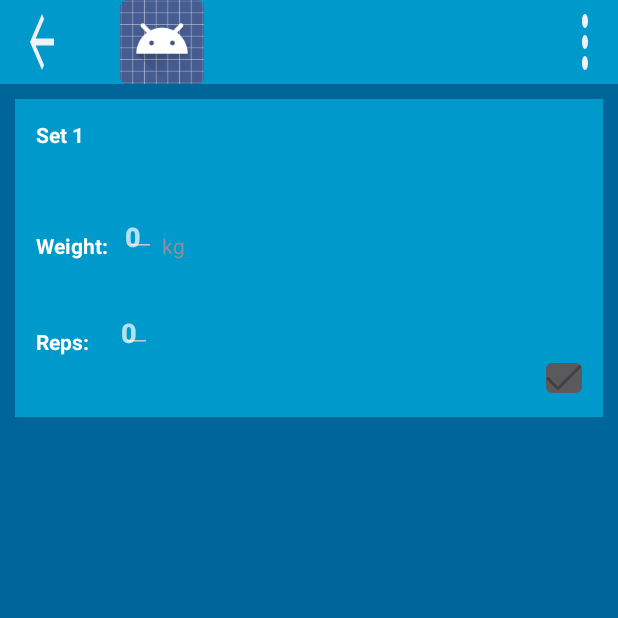
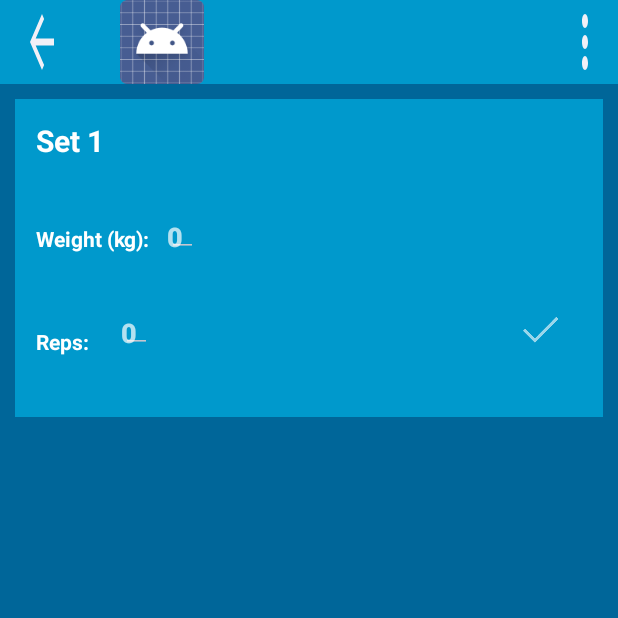
Before and after one commit to gavlaaaaaaaa/Gymify-for-Android, an Android app: the SetActivity screen opened directly, with no data from a screen before it, on a phone screen of 412 x 824 dp, the top half of it. Run offline under Robolectric (Android 15) with nearby library versions, the phone set to English and light mode, and no system bars; 5 statements that could not run were skipped.

Commit message:
Visual changes to theme and layout to all Activities

```diff
--- a/gymify/src/main/java/com/gav/gymify/ExerciseActivity.java
+++ b/gymify/src/main/java/com/gav/gymify/ExerciseActivity.java
@@ -79,7 +79,7 @@ public class ExerciseActivity extends Activity {
 		case R.id.action_settings:
 			return true;
 		case R.id.action_add_exercise:
-			displayAddExerciseDialog();
+			displayAddExerciseDialog(null);
 			return true;
 		case R.id.action_delete:
 			return true;
@@ -105,7 +105,8 @@ public class ExerciseActivity extends Activity {
 		}
 	}
 
-	public void displayAddExerciseDialog(){
+	//need view parameter to allow onclick for FAB (add button)
+	public void displayAddExerciseDialog(View view){
 		// set up layout
 		LayoutInflater inflater = (LayoutInflater) getSystemService(LAYOUT_INFLATER_SERVICE);
 		View layout = inflater.inflate(R.layout.add_exercise_dialog, (ViewGroup) findViewById(R.id.layout_root));
--- a/gymify/src/main/java/com/gav/gymify/MultiSelectListener.java
+++ b/gymify/src/main/java/com/gav/gymify/MultiSelectListener.java
@@ -2,9 +2,12 @@ package com.gav.gymify;
 
 import com.gav.gymify.adapter.ListViewAdapter;
 
+import android.graphics.Color;
 import android.view.ActionMode;
 import android.view.Menu;
 import android.view.MenuItem;
+import android.view.View;
+import android.view.ViewGroup;
 import android.widget.AbsListView.MultiChoiceModeListener;
 import android.widget.ListView;
 
@@ -28,6 +31,7 @@ public abstract class MultiSelectListener implements MultiChoiceModeListener {
 	@Override
 	public void onDestroyActionMode(ActionMode mode) {
 		adapter.removeSelection();
+		adapter.notifyDataSetChanged();
 	}
 
 	@Override
--- a/gymify/src/main/java/com/gav/gymify/SetActivity.java
+++ b/gymify/src/main/java/com/gav/gymify/SetActivity.java
@@ -145,7 +145,7 @@ public class SetActivity extends Activity {
 	// play sound on finish of timer and vibrate.
 	public void startTimer(final int curr_set_no, final int max_set_no){
 		this.closeKeyboard();
-		/*LayoutInflater inflater = (LayoutInflater) getSystemService(LAYOUT_INFLATER_SERVICE);
+		LayoutInflater inflater = (LayoutInflater) getSystemService(LAYOUT_INFLATER_SERVICE);
 		View layout = inflater.inflate(R.layout.next_exercise_alert, (ViewGroup) findViewById(R.id.layout_root));
 		TextView tv = (TextView) layout.findViewById(R.id.next_exercise);
 
@@ -221,7 +221,7 @@ public class SetActivity extends Activity {
 
 		    }
 		}.start();
-		*/
+
 	}
 
 	//called to notify that all sets have been finished so returns that the activity has successfully finished to the ExerciseActivity.
--- a/gymify/src/main/java/com/gav/gymify/adapter/CardAdapter.java
+++ b/gymify/src/main/java/com/gav/gymify/adapter/CardAdapter.java
@@ -5,6 +5,8 @@ import java.util.List;
 
 import android.content.Context;
 import android.graphics.Color;
+import android.text.Editable;
+import android.text.TextWatcher;
 import android.text.format.Time;
 import android.view.LayoutInflater;
 import android.view.View;
@@ -45,6 +47,8 @@ public class CardAdapter extends ListViewAdapter<Set>{
 
 	private class ViewHolder{
 		TextView setNumber;
+		TextView weight_lbl;
+		TextView reps_lbl;
 		EditText weight;
 		EditText reps;
 		ImageButton confirm;
@@ -60,9 +64,12 @@ public class CardAdapter extends ListViewAdapter<Set>{
 
             // Locate the TextViews in listview_item.xml
             holder.setNumber = (TextView) view.findViewById(R.id.set_number);
+			holder.weight_lbl = (TextView) view.findViewById(id.weight_lbl);
             holder.weight = (EditText) view.findViewById(R.id.weight);
+			holder.reps_lbl = (TextView) view.findViewById(id.reps_lbl);
             holder.reps = (EditText) view.findViewById(R.id.reps);
             holder.confirm = (ImageButton) view.findViewById(R.id.confirm_btn);
+
 
     		holder.confirm.setOnClickListener(new View.OnClickListener() {
 
@@ -75,11 +82,15 @@ public class CardAdapter extends ListViewAdapter<Set>{
 						int id = (int)db.createSet(s);
 						s.setId(id);
 						db.createExerciseSet(ex_id, id);
-						Toast.makeText(getContext(), "Set Saved", Toast.LENGTH_LONG).show();
+						Toast.makeText(v.getContext().getApplicationContext(), "Set Saved", Toast.LENGTH_LONG).show();
 						holder.weight.setFocusable(false);
 						holder.reps.setFocusable(false);
 						holder.confirm.setClickable(false);
 						((View)v.getParent()).setBackgroundColor(Color.parseColor("#194775"));
+						holder.weight_lbl.setBackgroundColor(Color.parseColor("#194775"));
+						holder.reps_lbl.setBackgroundColor(Color.parseColor("#194775"));
+						holder.confirm.setBackgroundColor(Color.parseColor("#194775"));
+						holder.setNumber.setBackgroundColor(Color.parseColor("#194775"));
 						doneSets.add(true);
 						currPos++;
 						curr_set_no++;
--- /dev/null
+++ b/gymify/src/main/res/drawable/circle.xml
@@ -0,0 +1,5 @@
+<?xml version="1.0" encoding="utf-8"?>
+<shape xmlns:android="http://schemas.android.com/apk/res/android"
+    android:shape="oval">
+    <solid android:color="#81D4FA"/>
+</shape>
--- a/gymify/src/main/res/drawable/list_item_selector.xml
+++ b/gymify/src/main/res/drawable/list_item_selector.xml
@@ -4,7 +4,7 @@
     android:exitFadeDuration="@android:integer/config_mediumAnimTime">
 
    <item android:drawable="@android:color/holo_blue_bright" android:state_pressed="true"/>
-   <item android:drawable="@android:color/holo_blue_light" android:state_selected="true"/>
-   <item android:drawable="@android:color/holo_blue_light" android:state_activated="true"/>
+   <item android:drawable="@android:color/holo_purple" android:state_activated="true"/>
+    <item android:drawable="@android:color/holo_blue_dark"/>
 
 </selector>
--- a/gymify/src/main/res/layout/add_day_dialog.xml
+++ b/gymify/src/main/res/layout/add_day_dialog.xml
@@ -34,7 +34,8 @@
 	    android:id="@+id/weekday_spinner"
 	    android:layout_width="wrap_content"
 	    android:layout_height="wrap_content"
-	    android:background="@android:drawable/btn_dropdown"
+	    android:background="@android:color/holo_blue_dark"
+		android:paddingTop="15dp"
 	    android:spinnerMode="dropdown"
 	    android:layout_toRightOf="@+id/day_weekday_lbl"
 	    android:layout_below="@+id/day_name_edit"/>
--- a/gymify/src/main/res/layout/card_row.xml
+++ b/gymify/src/main/res/layout/card_row.xml
@@ -14,16 +14,17 @@
         android:layout_margin="4dp"
         android:layout_width="wrap_content"
         android:textColor="#FFFFFF"
-        android:textStyle="bold"/>
+        android:textStyle="bold"
+        android:textSize="20sp"/>
 
     <TextView android:id="@+id/weight_lbl"
         android:layout_height="wrap_content"
         android:layout_margin="4dp"
         android:layout_width="wrap_content"
-        android:paddingTop="10dp"
+        android:paddingTop="5dp"
         android:textColor="#FFFFFF"
         android:textStyle="bold"
-        android:text="Weight: "
+        android:text="Weight (kg): "
         android:layout_below="@+id/set_number"/>
 
     <EditText android:id="@+id/weight"
@@ -36,14 +37,6 @@
         android:layout_toRightOf="@+id/weight_lbl"
         android:layout_below="@+id/set_number"/>
 
-
-    <TextView android:layout_toRightOf="@+id/weight"
-        android:layout_below="@+id/set_number"
-        android:layout_width="wrap_content"
-        android:layout_height="wrap_content"
-        android:paddingTop="10dp"
-        android:layout_marginTop="4dp"
-        android:text="kg" />
 
    <TextView android:id="@+id/reps_lbl"
        android:layout_height="wrap_content"
@@ -69,9 +62,12 @@
         android:id="@+id/confirm_btn"
         android:src="@drawable/ic_action_accept"
         android:layout_alignParentRight="true"
-        android:layout_alignParentBottom="true"
+        android:layout_marginRight="15dp"
         android:layout_width="wrap_content"
         android:layout_height="wrap_content"
+        android:background="@android:color/holo_blue_dark"
+        android:tint="@android:color/white"
+        android:layout_below="@+id/weight_lbl"
         />
 
 
--- a/gymify/src/main/res/layout/day_list_item_layout.xml
+++ b/gymify/src/main/res/layout/day_list_item_layout.xml
@@ -5,11 +5,12 @@
 
     <TextView
         android:id="@+id/dayName"
-        android:layout_width="wrap_content"
+        android:layout_width="match_parent"
         android:layout_height="wrap_content"
         android:textSize="16sp"
         android:padding="15dp"
         android:textColor="#FFFFFF"
+        android:background="@drawable/list_item_selector"
         />
 
     <TextView
@@ -20,6 +21,7 @@
         android:padding="15dp"
         android:textColor="@android:color/darker_gray"
         android:layout_alignParentRight="true"
+        android:background="@drawable/list_item_selector"
         />
 
 
--- a/gymify/src/main/res/layout/ex_list_item_layout.xml
+++ b/gymify/src/main/res/layout/ex_list_item_layout.xml
@@ -5,11 +5,12 @@
 
     <TextView
         android:id="@+id/ex_name"
-        android:layout_width="wrap_content"
+        android:layout_width="match_parent"
         android:layout_height="wrap_content"
         android:textSize="16sp"
         android:padding="15dp"
         android:textColor="#FFFFFF"
+        android:background="@drawable/list_item_selector"
         />
 
     <TextView
@@ -20,6 +21,7 @@
         android:padding="15dp"
         android:textColor="@android:color/darker_gray"
         android:layout_alignParentRight="true"
+        android:background="@drawable/list_item_selector"
         />
 
 
--- a/gymify/src/main/res/values/styles.xml
+++ b/gymify/src/main/res/values/styles.xml
@@ -16,6 +16,8 @@
     <style name="AppTheme" parent="AppBaseTheme">
         <!-- All customizations that are NOT specific to a particular API-level can go here. -->
         <item name="android:actionBarStyle">@style/ActionBarTheme</item>
+        <item name="android:activatedBackgroundIndicator">@drawable/list_item_selector</item>
+
     </style>
 
     <style name="ActionBarTheme"
```
Also changed, not shown: gymify/src/main/java/com/gav/gymify/MainActivity.java (+4 -4 lines), gymify/src/main/res/layout/activity_exercise.xml (+14 -1 lines), gymify/src/main/res/layout/activity_main.xml (+14 -0 lines), gymify/src/main/res/layout/add_exercise_dialog.xml (+7 -4 lines), 47 other files.
